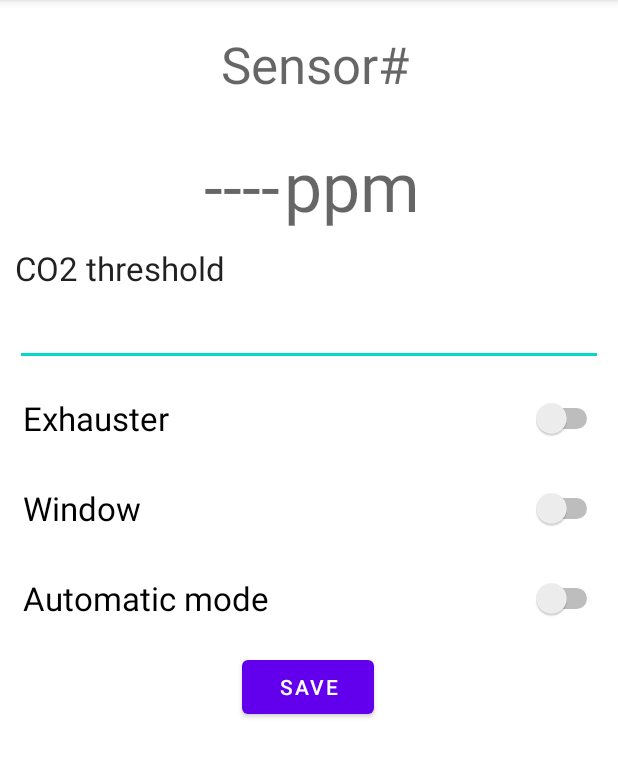
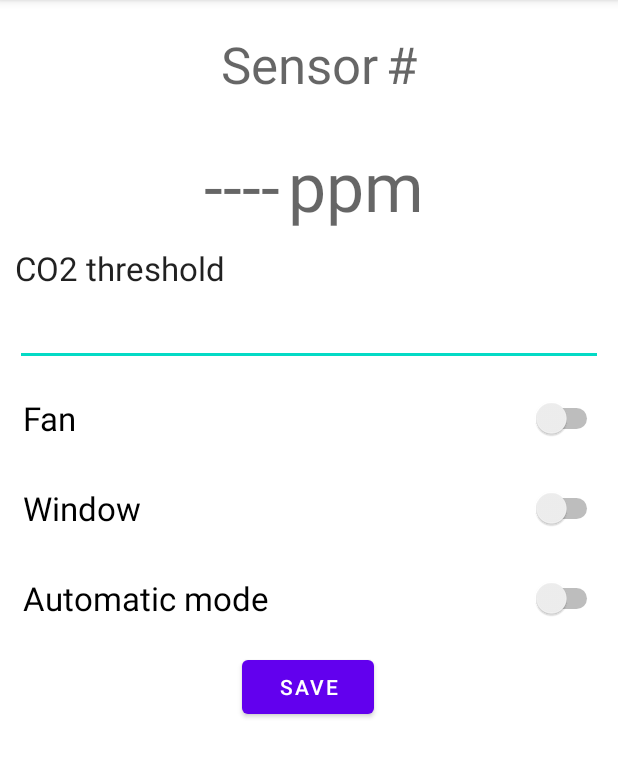
Before and after one commit to AndriyFujii/CO2Control, an Android app: the screen it shows after launch (MainActivity), on a phone screen of 412 x 824 dp, the part 84-862 px from its top. Run offline under Robolectric (Android 15) with nearby library versions, the phone set to English and light mode, and no system bars; our stand-ins replace Firebase (no records; nobody signed in at launch, a user with empty details on screens opened directly); 2 statements that could not run were skipped.

Commit message:
Fix the sensor ID and ppm position

```diff
--- a/app/src/main/res/layout/activity_main.xml
+++ b/app/src/main/res/layout/activity_main.xml
@@ -34,6 +34,8 @@
                 android:id="@+id/tvSensorID"
                 android:layout_width="wrap_content"
                 android:layout_height="wrap_content"
+                android:layout_marginStart="5dp"
+                android:layout_marginLeft="5dp"
                 android:layout_marginTop="20dp"
                 android:text="#"
                 android:textAppearance="@style/TextAppearance.AppCompat.Display1"
@@ -58,6 +60,8 @@
                 android:id="@+id/tvPPM"
                 android:layout_width="wrap_content"
                 android:layout_height="wrap_content"
+                android:layout_marginStart="5dp"
+                android:layout_marginLeft="5dp"
                 android:layout_marginTop="28dp"
                 android:layout_marginEnd="40dp"
                 android:layout_marginRight="40dp"
@@ -65,7 +69,7 @@
                 android:text="ppm"
                 android:textAppearance="@style/TextAppearance.AppCompat.Display2"
                 app:layout_constraintEnd_toEndOf="parent"
-                app:layout_constraintHorizontal_bias="0.031"
+                app:layout_constraintHorizontal_bias="0.0"
                 app:layout_constraintStart_toEndOf="@+id/tvCO2Value"
                 app:layout_constraintTop_toBottomOf="@+id/tvSensor" />
 
@@ -99,7 +103,7 @@
                 app:layout_constraintTop_toBottomOf="@+id/tvPPM" />
 
             <Switch
-                android:id="@+id/switchExhauster"
+                android:id="@+id/switchFan"
                 android:layout_width="0dp"
                 android:layout_height="50dp"
                 android:layout_marginStart="10dp"
@@ -108,7 +112,7 @@
                 android:layout_marginEnd="10dp"
                 android:layout_marginRight="10dp"
                 android:paddingLeft="5dp"
-                android:text="Exhauster"
+                android:text="Fan"
                 android:textAppearance="@style/TextAppearance.AppCompat.Body1"
                 android:textSize="22sp"
                 app:layout_constraintEnd_toEndOf="parent"
@@ -130,7 +134,7 @@
                 android:textSize="22sp"
                 app:layout_constraintEnd_toEndOf="parent"
                 app:layout_constraintStart_toStartOf="parent"
-                app:layout_constraintTop_toBottomOf="@+id/switchExhauster" />
+                app:layout_constraintTop_toBottomOf="@+id/switchFan" />
 
             <Switch
                 android:id="@+id/switchAutomatic"
```
